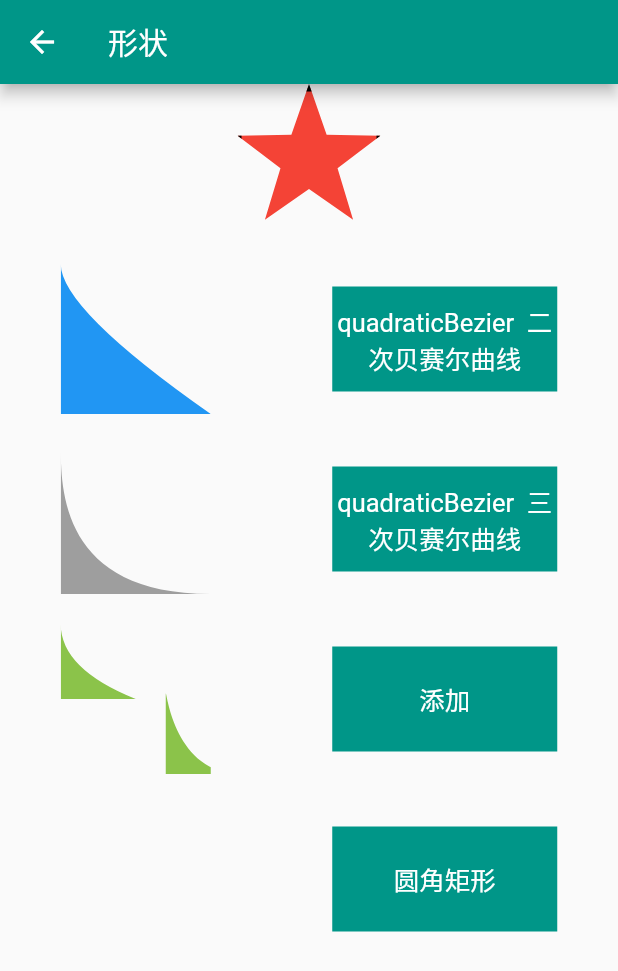
After one commit to BlackDragonCat/FlutterLearning, a Flutter app: the screen it shows after launch, after a tap on "形状", on a phone screen of 412 x 824 dp. The commit adds this screen. Shown: the top 971 px of the screen. Run offline on Flutter 3.47's test engine with Material 2 defaults, Android fonts, the phone set to English and light mode, and no system bars; our stand-ins replace fluttertoast.

Commit message:
feat: 部分boder形状练习

```diff
--- /dev/null
+++ b/lib/components/shapes/shapes.dart
@@ -0,0 +1,153 @@
+import 'package:flutter/material.dart';
+import 'dart:math';
+
+class StarPath extends CustomClipper<Path> {
+  StarPath({this.scale = 2.5});
+
+  final double scale;
+
+  double perDegree = 36;
+
+  /// 角度转弧度公式
+  double degree2Radian(double degree) {
+    return (pi * degree / 180);
+  }
+
+  @override
+  Path getClip(Size size) {
+    print('size是什么:${size.width}');
+    var R = min(size.width / 2, size.height / 2);
+    var r = R / scale;
+    var x = size.width / 2;
+    var y = size.height / 2;
+
+    var path = Path();
+    path.moveTo(x, y - R);
+    path.lineTo(x - sin(degree2Radian(perDegree)) * r,
+        y - cos(degree2Radian(perDegree)) * r);
+    path.lineTo(x - sin(degree2Radian(perDegree * 2)) * R,
+        y - cos(degree2Radian(perDegree * 2)) * R);
+    path.lineTo(x - sin(degree2Radian(perDegree * 3)) * r,
+        y - cos(degree2Radian(perDegree * 3)) * r);
+    path.lineTo(x - sin(degree2Radian(perDegree * 4)) * R,
+        y - cos(degree2Radian(perDegree * 4)) * R);
+    path.lineTo(x - sin(degree2Radian(perDegree * 5)) * r,
+        y - cos(degree2Radian(perDegree * 5)) * r);
+    path.lineTo(x - sin(degree2Radian(perDegree * 6)) * R,
+        y - cos(degree2Radian(perDegree * 6)) * R);
+    path.lineTo(x - sin(degree2Radian(perDegree * 7)) * r,
+        y - cos(degree2Radian(perDegree * 7)) * r);
+    path.lineTo(x - sin(degree2Radian(perDegree * 8)) * R,
+        y - cos(degree2Radian(perDegree * 8)) * R);
+    path.lineTo(x - sin(degree2Radian(perDegree * 9)) * r,
+        y - cos(degree2Radian(perDegree * 9)) * r);
+    path.lineTo(x - sin(degree2Radian(perDegree * 10)) * R,
+        y - cos(degree2Radian(perDegree * 10)) * R);
+    return path;
+  }
+
+  @override
+  bool shouldReclip(StarPath oldClipper) {
+    return oldClipper.scale != this.scale;
+  }
+}
+
+class QuadraticBezierPath extends CustomClipper<Path>{
+  QuadraticBezierPath({this.scale = 2.5});
+
+  final double scale;
+
+  double perDegree = 36;
+
+  /// 角度转弧度公式
+  double degree2Radian(double degree) {
+    return (pi * degree / 180);
+  }
+
+  @override
+  Path getClip(Size size) {
+    print('size是什么:${size.width}');
+    var R = min(size.width / 2, size.height / 2);
+    var r = R / scale;
+    var x = size.width / 2;
+    var y = size.height / 2;
+
+    var path = Path();
+    path.moveTo(0, 0);
+    path.quadraticBezierTo(0, 30,100,100);
+    path.lineTo(0, 100);
+    return path;
+  }
+
+  @override
+  bool shouldReclip(QuadraticBezierPath oldClipper) {
+    return oldClipper.scale != this.scale;
+  }
+}
+
+class CubicToPath extends CustomClipper<Path>{
+  CubicToPath({this.scale = 2.5});
+
+  final double scale;
+
+  double perDegree = 36;
+
+  /// 角度转弧度公式
+  double degree2Radian(double degree) {
+    return (pi * degree / 180);
+  }
+
+  @override
+  Path getClip(Size size) {
+    var R = min(size.width / 2, size.height / 2);
+    var r = R / scale;
+    var x = size.width / 2;
+    var y = size.height / 2;
+
+    var path = Path();
+    path.moveTo(0, 0);
+    path.cubicTo(0, 30,0,100,100,100);
+    path.lineTo(0, 100);
+    return path;
+  }
+
+  @override
+  bool shouldReclip(CubicToPath oldClipper) {
+    return oldClipper.scale != this.scale;
+  }
+}
+
+class AddPath extends CustomClipper<Path>{
+  @override
+  Path getClip(Size size) {
+    var path = Path();
+    var path2 = Path();
+    path.moveTo(0, 0);
+    path.quadraticBezierTo(0, 30,50,50);
+    path.lineTo(0, 50);
+    path2.moveTo(50, 50);
+    path2.cubicTo(50, 30,50,100,100,100);
+    path2.lineTo(50, 100);
+    path.addPath(path2,Offset(20,0));
+    return path;
+  }
+
+  @override
+  bool shouldReclip(AddPath oldClipper){
+    return true;
+  }
+}
+
+class HoldPath extends CustomClipper<Path>{
+  @override
+  Path getClip(Size size) {
+    var path = Path();
+    path.addRRect(RRect.fromLTRBAndCorners(60, 80, 60, 80,topLeft: Radius.circular(5.0),topRight: Radius.circular(5.0),bottomLeft: Radius.circular(5.0),bottomRight: Radius.circular(5.0)));
+    return path;
+  }
+
+  @override
+  bool shouldReclip(HoldPath oldClipper){
+    return true;
+  }
+}
--- a/lib/main.dart
+++ b/lib/main.dart
@@ -1,6 +1,7 @@
 import 'package:flutter/material.dart';
 import 'package:flutter_learning/pages/DialogsPage.dart';
 import 'package:flutter_learning/pages/FormPage.dart';
+import 'package:flutter_learning/pages/ShapePage.dart';
 
 void main() {
   runApp(const MyApp());
@@ -35,7 +36,6 @@ class MyHomePage extends StatefulWidget {
 }
 
 class _MyHomePageState extends State<MyHomePage> {
-
   @override
   Widget build(BuildContext context) {
     return Scaffold(
@@ -61,7 +61,7 @@ class _MyHomePageState extends State<MyHomePage> {
                       MaterialPageRoute(
                           builder: (context) => const FormPage()));
                 },
-                child:const Text('Form',style: TextStyle(color: Colors.white,fontSize: 18),)
+                child:const Text('表单',style: TextStyle(color: Colors.white,fontSize: 18),)
             ),
             TextButton(
                 style: ButtonStyle(
@@ -71,15 +71,24 @@ class _MyHomePageState extends State<MyHomePage> {
                   setState(() {
                   });
                 },
-                child:const Text('reload',style: TextStyle(color: Colors.white,fontSize: 18),)
+                child:const Text('重载',style: TextStyle(color: Colors.white,fontSize: 18),)
             ),
             TextButton(
               style: ButtonStyle(
                   backgroundColor: MaterialStateProperty.all(Colors.teal)
               ),
-              child:const Text('Dialogs',style: TextStyle(color: Colors.white,fontSize: 18),),
+              child:const Text('弹窗',style: TextStyle(color: Colors.white,fontSize: 18),),
               onPressed: (){
                 Navigator.push(context, MaterialPageRoute(builder: (context)=>const DialogsPage()));
+              },
+            ),
+            TextButton(
+              style: ButtonStyle(
+                  backgroundColor: MaterialStateProperty.all(Colors.teal)
+              ),
+              child:const Text('形状',style: TextStyle(color: Colors.white,fontSize: 18),),
+              onPressed: (){
+                Navigator.push(context, MaterialPageRoute(builder: (context)=>const ShapePage()));
               },
             )
           ],
--- a/lib/pages/DialogsPage.dart
+++ b/lib/pages/DialogsPage.dart
@@ -1,8 +1,6 @@
 import 'package:flutter/cupertino.dart';
 import 'package:flutter/material.dart';
 import 'package:flutter_learning/components/SimpleAlert.dart';
-
-
 
 class DialogsPage extends StatefulWidget {
   const DialogsPage({Key? key}) : super(key: key);
@@ -46,6 +44,23 @@ class _DialogsPageState extends State<DialogsPage> {
                 child: const Text('IOS中部弹窗')
             ),
           ),
+          Container(
+            padding: const EdgeInsets.only(top: 20.0),
+                child:  PopupMenuButton(
+                  child: const Text('弹窗'),
+                  offset: const Offset(1,0),
+                  itemBuilder:(context){
+                    return const  [
+                      PopupMenuItem(child: Text('123')),
+                      PopupMenuItem(child: Text('123')),
+                      PopupMenuItem(child: Text('123')),
+                      PopupMenuItem(child: Text('123')),
+                    ];
+                  },
+                )
+
+          ),
+
 
         ],
       ),
@@ -56,8 +71,8 @@ class _DialogsPageState extends State<DialogsPage> {
         context: context,
         builder: (context){
           return CupertinoActionSheet(
-              title: const Text('底部弹窗',style: TextStyle(fontSize: 20),),
-              message: const Text('这是底部弹窗'),
+              title: const Text('IOS底部弹窗',style: TextStyle(fontSize: 20),),
+              message: const Text('IOS这是底部弹窗'),
               actionScrollController: iosBottomActionScrollController,
               messageScrollController:iosBottomMessageScrollController,
               actions:[
--- /dev/null
+++ b/lib/pages/ShapePage.dart
@@ -0,0 +1,117 @@
+import 'dart:math';
+
+import 'package:flutter/material.dart';
+import 'package:flutter_learning/components/shapes/shapes.dart';
+
+class ShapePage extends StatelessWidget {
+  const ShapePage({Key? key}) : super(key: key);
+
+  @override
+  Widget build(BuildContext context) {
+    return Scaffold(
+      appBar: AppBar(
+        title: Text('形状'),
+      ),
+      body:  Column(
+        children: [
+          ClipPath(
+            clipper: StarPath(),
+            child: Container(
+              decoration: BoxDecoration(
+                  color: Colors.red,
+                border: Border.all(color:Colors.black,width: 5.0,style: BorderStyle.solid)
+              ),
+              height: 100,
+              width: 100,
+
+            ),
+          ),
+          const SizedBox(height: 20,),
+          Row(
+            mainAxisAlignment: MainAxisAlignment.spaceAround,
+            children: [
+              ClipPath(
+                  clipper: QuadraticBezierPath(),
+                  child:Container(
+                    height: 100,
+                    width: 100,
+                    color: Colors.blue,
+                  )
+              ),
+              Container(
+                alignment: Alignment.center,
+                height: 70,
+                width: 150,
+                color: Colors.teal,
+                child:const  Text('quadraticBezier  二次贝赛尔曲线',style: TextStyle(fontSize: 17,color: Colors.white,),textAlign: TextAlign.center,),
+              )
+            ],
+          ),
+          const SizedBox(height: 20,),
+          Row(
+            mainAxisAlignment: MainAxisAlignment.spaceAround,
+            children: [
+              ClipPath(
+                  clipper: CubicToPath(),
+                  child:Container(
+                    height: 100,
+                    width: 100,
+                    color: Colors.grey,
+                  )
+              ),
+              Container(
+                alignment: Alignment.center,
+                height: 70,
+                width: 150,
+                color: Colors.teal,
+                child:const  Text('quadraticBezier  三次贝赛尔曲线',style: TextStyle(fontSize: 17,color: Colors.white,),textAlign: TextAlign.center,),
+              )
+            ],
+          ),
+          const SizedBox(height: 20,),
+          Row(
+            mainAxisAlignment: MainAxisAlignment.spaceAround,
+            children: [
+              ClipPath(
+                  clipper: AddPath(),
+                  child:Container(
+                    height: 100,
+                    width: 100,
+                    color: Colors.lightGreen,
+                  )
+              ),
+              Container(
+                alignment: Alignment.center,
+                height: 70,
+                width: 150,
+                color: Colors.teal,
+                child:const  Text('添加',style: TextStyle(fontSize: 17,color: Colors.white,),textAlign: TextAlign.center,),
+              )
+            ],
+          ),
+          const SizedBox(height: 20,),
+          Row(
+            mainAxisAlignment: MainAxisAlignment.spaceAround,
+            children: [
+              ClipPath(
+                  clipper: HoldPath(),
+                  child:Container(
+                    height: 100,
+                    width: 100,
+                    color: Colors.amber,
+                  )
+              ),
+              Container(
+                alignment: Alignment.center,
+                height: 70,
+                width: 150,
+                color: Colors.teal,
+                child:const  Text('圆角矩形',style: TextStyle(fontSize: 17,color: Colors.white,),textAlign: TextAlign.center,),
+              )
+            ],
+          ),
+        ],
+      ),
+    );
+  }
+}
```
